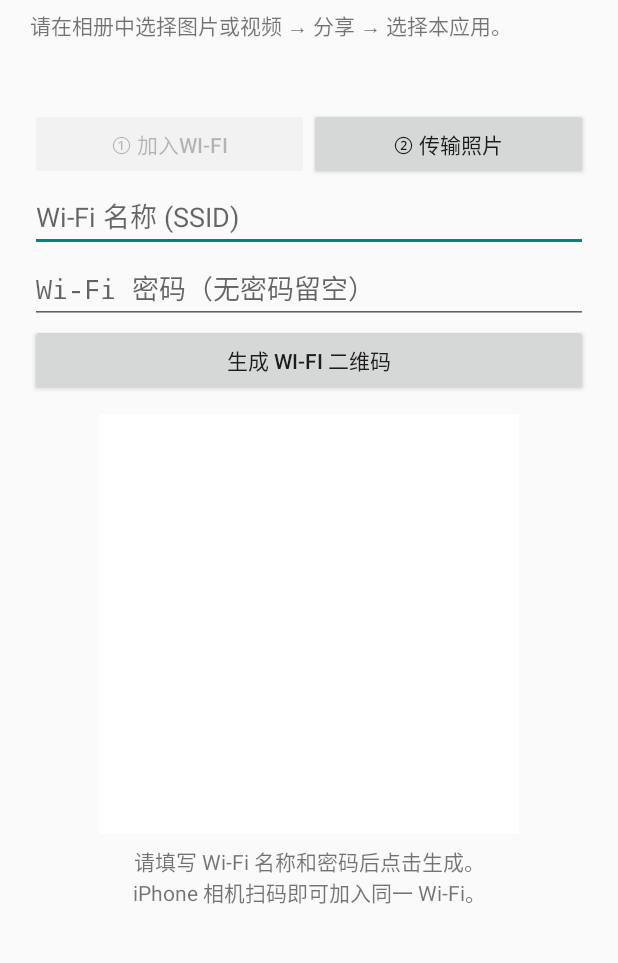
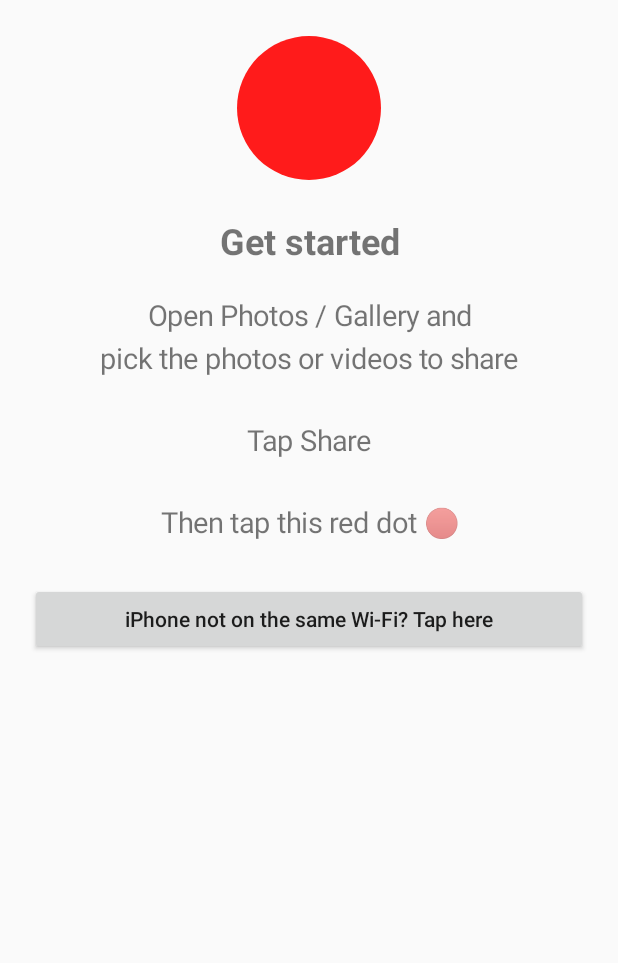
Before and after one commit to mrjackychung/OneButtonShare, an Android app: the screen it shows after launch (MainActivity), on a phone screen of 412 x 824 dp, the part 98-1061 px from its top. Run offline under Robolectric (Android 15) with nearby library versions, the phone set to English and light mode, and no system bars; libraries missing offline, so code that uses them is left out: fi.iki.elonen.

Commit message:
Remove location permission; simple get-started tutorial page

```diff
--- a/app/src/main/AndroidManifest.xml
+++ b/app/src/main/AndroidManifest.xml
@@ -3,9 +3,6 @@
 
     <uses-permission android:name="android.permission.INTERNET" />
     <uses-permission android:name="android.permission.VIBRATE" />
-    <uses-permission android:name="android.permission.ACCESS_WIFI_STATE" />
-    <uses-permission android:name="android.permission.ACCESS_NETWORK_STATE" />
-    <uses-permission android:name="android.permission.ACCESS_FINE_LOCATION" />
 
     <application
         android:label="发送到iPhone"
--- a/app/src/main/java/com/example/phoneshare/MainActivity.kt
+++ b/app/src/main/java/com/example/phoneshare/MainActivity.kt
@@ -8,6 +8,7 @@ import android.content.pm.PackageManager
 import android.graphics.Bitmap
 import android.graphics.Color
 import android.graphics.Typeface
+import android.graphics.drawable.GradientDrawable
 import android.net.Uri
 import android.net.wifi.WifiManager
 import android.os.Build
@@ -33,7 +34,7 @@ class MainActivity : Activity() {
 
     private var server: ShareServer? = null
     private val items = mutableListOf<ShareItem>()
-    private var mode = 2 // 1 = Wi-Fi 二维码, 2 = 传输照片二维码
+    private var mode = 0 // 0 = 新手教程, 1 = Wi-Fi 二维码, 2 = 传输照片二维码
 
     private lateinit var info: TextView
     private lateinit var status: TextView
@@ -45,6 +46,8 @@ class MainActivity : Activity() {
     private lateinit var pwdEt: EditText
     private lateinit var btn1: Button
     private lateinit var btn2: Button
+    private lateinit var tutorialBox: LinearLayout
+    private lateinit var mainBox: LinearLayout
 
     private fun dp(v: Int) = (v * resources.displayMetrics.density).toInt()
 
@@ -56,7 +59,7 @@ class MainActivity : Activity() {
         pwdEt.setText(sp.getString("pwd", ""))
         ssidEt.setText(sp.getString("ssid", ""))
         handleIntent(intent)
-        if (items.isEmpty()) mode = 1
+        mode = if (items.isEmpty()) 0 else 2
         updateMode()
     }
 
@@ -114,12 +117,12 @@ class MainActivity : Activity() {
         }
         val row = LinearLayout(this).apply { orientation = LinearLayout.HORIZONTAL }
         btn1 = Button(this).apply { text = "① 加入Wi-Fi"; setOnClickListener { mode = 1; updateMode() } }
-        btn2 = Button(this).apply { text = "② 传输照片"; setOnClickListener { mode = 2; updateMode() } }
+        btn2 = Button(this).apply { text = "② 传输照片"; setOnClickListener { mode = if (items.isEmpty()) 0 else 2; updateMode() } }
         row.addView(btn1, LinearLayout.LayoutParams(0, -2, 1f))
         row.addView(btn2, LinearLayout.LayoutParams(0, -2, 1f))
 
         wifiBox = LinearLayout(this).apply { orientation = LinearLayout.VERTICAL }
-        ssidEt = EditText(this).apply { hint = "Wi-Fi 名称 (SSID)"; setSingleLine() }
+        ssidEt = EditText(this).apply { hint = "Wi-Fi 名称（和 iPhone 连的是同一个）"; setSingleLine() }
         pwdEt = EditText(this).apply {
             hint = "Wi-Fi 密码（无密码留空）"; setSingleLine()
             inputType = InputType.TYPE_CLASS_TEXT or InputType.TYPE_TEXT_VARIATION_VISIBLE_PASSWORD
@@ -130,17 +133,48 @@ class MainActivity : Activity() {
         qrView = ImageView(this).apply { setBackgroundColor(Color.WHITE) }
         caption = TextView(this).apply { textSize = 14f; gravity = Gravity.CENTER; setPadding(0, dp(8), 0, 0) }
 
-        root.addView(title); root.addView(info); root.addView(status); root.addView(row); root.addView(wifiBox)
-        root.addView(qrView, LinearLayout.LayoutParams(dp(280), dp(280)).apply { topMargin = dp(12) })
-        root.addView(caption)
+        val zh = java.util.Locale.getDefault().language.startsWith("zh")
+        fun t(z: String, e: String) = if (zh) z else e
+
+        // ---- 新手教程（首页）----
+        tutorialBox = LinearLayout(this).apply { orientation = LinearLayout.VERTICAL; gravity = Gravity.CENTER_HORIZONTAL }
+        val dot = View(this).apply {
+            background = GradientDrawable().apply { shape = GradientDrawable.OVAL; setColor(Color.parseColor("#FF1B1B")) }
+        }
+        tutorialBox.addView(dot, LinearLayout.LayoutParams(dp(96), dp(96)).apply { topMargin = dp(24); bottomMargin = dp(24) })
+        tutorialBox.addView(TextView(this).apply {
+            text = t("现在开始", "Get started"); textSize = 24f; typeface = Typeface.DEFAULT_BOLD; gravity = Gravity.CENTER
+        })
+        tutorialBox.addView(TextView(this).apply {
+            text = t(
+                "在「相册」（Photos / Gallery）里\n选择想分享的图片或视频\n\n然后点「分享」\n\n再点击这个红点 🔴",
+                "Open Photos / Gallery and\npick the photos or videos to share\n\nTap Share\n\nThen tap this red dot 🔴"
+            )
+            textSize = 19f; gravity = Gravity.CENTER; setLineSpacing(0f, 1.25f); setPadding(0, dp(20), 0, dp(28))
+        })
+        tutorialBox.addView(Button(this).apply {
+            text = t("iPhone 还没连同一个 Wi-Fi？点这里", "iPhone not on the same Wi-Fi? Tap here")
+            isAllCaps = false
+            setOnClickListener { mode = 1; updateMode() }
+        })
+
+        // ---- 二维码区域 ----
+        mainBox = LinearLayout(this).apply { orientation = LinearLayout.VERTICAL; gravity = Gravity.CENTER_HORIZONTAL }
+        mainBox.addView(info); mainBox.addView(status); mainBox.addView(row); mainBox.addView(wifiBox)
+        mainBox.addView(qrView, LinearLayout.LayoutParams(dp(280), dp(280)).apply { topMargin = dp(12) })
+        mainBox.addView(caption)
+
+        root.addView(title); root.addView(tutorialBox); root.addView(mainBox)
         setContentView(ScrollView(this).apply { addView(root) })
     }
 
     private fun updateMode() {
+        tutorialBox.visibility = if (mode == 0) View.VISIBLE else View.GONE
+        mainBox.visibility = if (mode == 0) View.GONE else View.VISIBLE
+        if (mode == 0) return
         btn1.isEnabled = mode != 1
         btn2.isEnabled = mode != 2
         wifiBox.visibility = if (mode == 1) View.VISIBLE else View.GONE
-        if (mode == 1) autoFillSsid()
         refreshQr()
     }
 
@@ -303,26 +337,6 @@ class MainActivity : Activity() {
         return fallback
     }
 
-    private fun autoFillSsid() {
-        if (ssidEt.text.isNotEmpty()) return
-        if (checkSelfPermission(Manifest.permission.ACCESS_FINE_LOCATION) != PackageManager.PERMISSION_GRANTED) {
-            requestPermissions(arrayOf(Manifest.permission.ACCESS_FINE_LOCATION), 1)
-            return
-        }
-        try {
-            val wm = applicationContext.getSystemService(Context.WIFI_SERVICE) as WifiManager
-            @Suppress("DEPRECATION")
-            val ssid = wm.connectionInfo?.ssid?.trim('"')
-            if (!ssid.isNullOrEmpty() && ssid != "<unknown ssid>") ssidEt.setText(ssid)
-        } catch (_: Exception) {
-        }
-    }
-
-    override fun onRequestPermissionsResult(code: Int, perms: Array<out String>, res: IntArray) {
-        super.onRequestPermissionsResult(code, perms, res)
-        if (mode == 1) autoFillSsid()
-    }
-
     private fun saveWifi() {
         getSharedPreferences("wifi", Context.MODE_PRIVATE).edit()
             .putString("ssid", ssidEt.text.toString())
```
